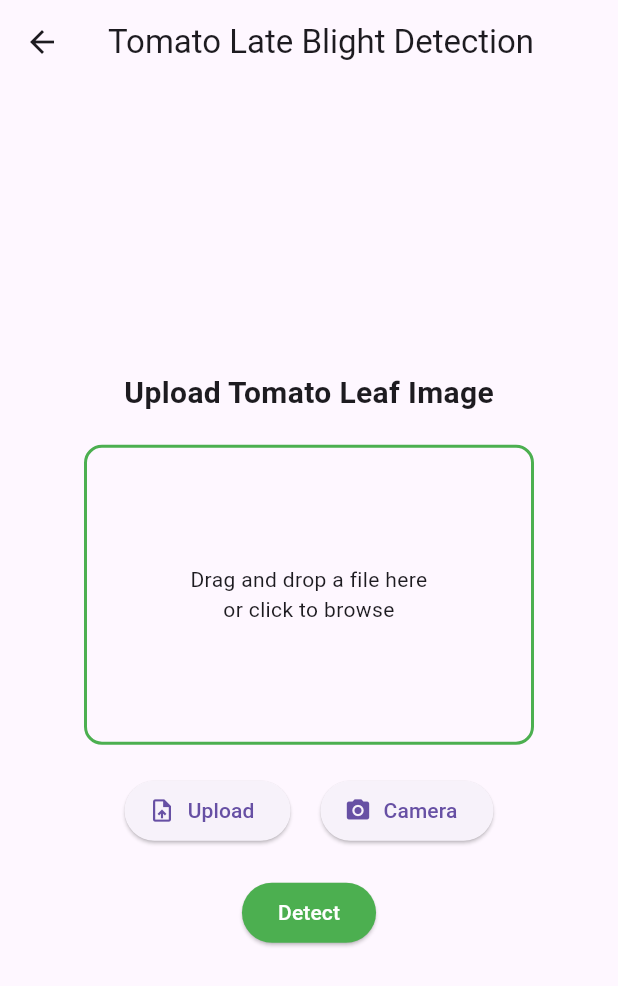
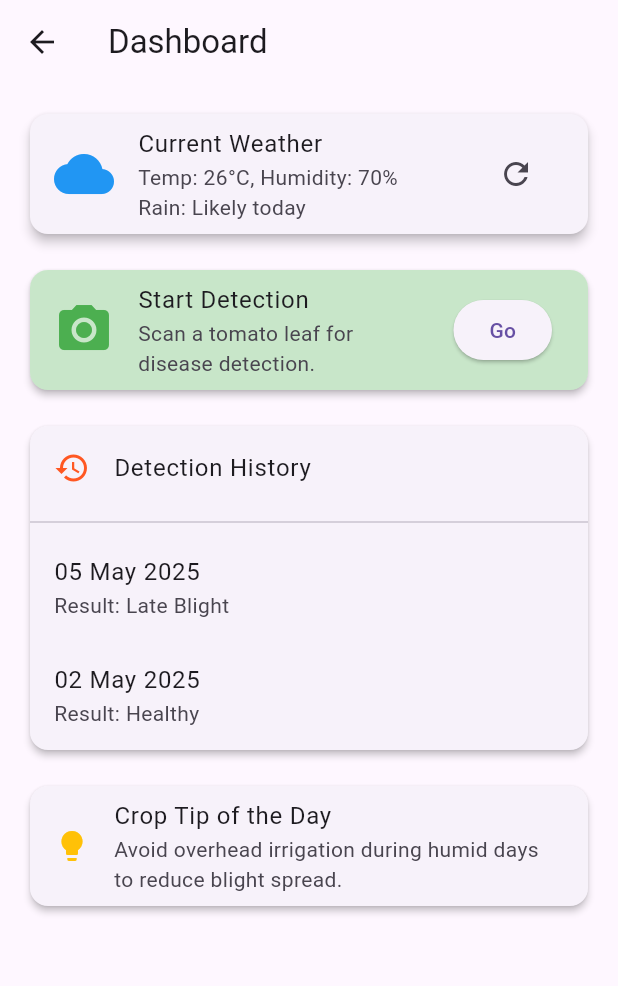
Before and after one commit to NumanKhan07/FYP, a Flutter app: the screen it shows after launch, after a tap on "Log in", on a phone screen of 412 x 824 dp. Shown: the top 986 px of the screen. Run offline on Flutter 3.47's test engine with Material 3 defaults, Android fonts, the phone set to English and light mode, and no system bars; our stand-ins replace image_picker.

```diff
--- /dev/null
+++ b/lib/screens/dashboard_screen.dart
@@ -0,0 +1,100 @@
+import 'package:flutter/material.dart';
+import 'detection_screen.dart';
+
+class DashboardScreen extends StatelessWidget {
+  const DashboardScreen({super.key});
+
+  @override
+  Widget build(BuildContext context) {
+    return Scaffold(
+      appBar: AppBar(title: const Text('Dashboard')),
+      body: SingleChildScrollView(
+        padding: const EdgeInsets.all(16),
+        child: Column(
+          children: [
+            _buildWeatherCard(),
+            const SizedBox(height: 16),
+            _buildDetectCard(context),
+            const SizedBox(height: 16),
+            _buildHistorySection(),
+            const SizedBox(height: 16),
+            _buildTipsSection(),
+          ],
+        ),
+      ),
+    );
+  }
+
+  Widget _buildWeatherCard() {
+    return Card(
+      elevation: 3,
+      child: ListTile(
+        leading: const Icon(Icons.cloud, size: 40, color: Colors.blue),
+        title: const Text('Current Weather'),
+        subtitle: const Text('Temp: 26°C, Humidity: 70%\nRain: Likely today'),
+        trailing: IconButton(
+          icon: const Icon(Icons.refresh),
+          onPressed: () {
+            // Future: add weather API
+          },
+        ),
+      ),
+    );
+  }
+
+  Widget _buildDetectCard(BuildContext context) {
+    return Card(
+      color: Colors.green.shade100,
+      elevation: 2,
+      child: ListTile(
+        leading: const Icon(Icons.camera_alt, size: 40, color: Colors.green),
+        title: const Text('Start Detection'),
+        subtitle: const Text('Scan a tomato leaf for disease detection.'),
+        trailing: ElevatedButton(
+          onPressed: () {
+            Navigator.push(
+              context,
+              MaterialPageRoute(builder: (_) => const DetectionScreen()),
+            );
+          },
+          child: const Text('Go'),
+        ),
+      ),
+    );
+  }
+
+  Widget _buildHistorySection() {
+    return Card(
+      elevation: 2,
+      child: Column(
+        crossAxisAlignment: CrossAxisAlignment.start,
+        children: const [
+          ListTile(
+            leading: Icon(Icons.history, color: Colors.deepOrange),
+            title: Text('Detection History'),
+          ),
+          Divider(),
+          ListTile(
+            title: Text('05 May 2025'),
+            subtitle: Text('Result: Late Blight'),
+          ),
+          ListTile(
+            title: Text('02 May 2025'),
+            subtitle: Text('Result: Healthy'),
+          ),
+        ],
+      ),
+    );
+  }
+
+  Widget _buildTipsSection() {
+    return Card(
+      elevation: 2,
+      child: ListTile(
+        leading: const Icon(Icons.lightbulb, color: Colors.amber),
+        title: const Text('Crop Tip of the Day'),
+        subtitle: const Text('Avoid overhead irrigation during humid days to reduce blight spread.'),
+      ),
+    );
+  }
+}
--- a/lib/screens/login_screen.dart
+++ b/lib/screens/login_screen.dart
@@ -1,5 +1,7 @@
 import 'package:flutter/material.dart';
 import 'detection_screen.dart';
+import 'dashboard_screen.dart';
+
 
 class LoginScreen extends StatelessWidget {
   const LoginScreen({super.key});
@@ -61,8 +63,10 @@ class LoginScreen extends StatelessWidget {
                       onPressed: () {
                         Navigator.push(
                           context,
-                          MaterialPageRoute(builder: (_) => const DetectionScreen()),
+                          MaterialPageRoute(builder: (_) => const DashboardScreen()),
                         );
+
+
                       },
                       child: const Text('Log in'),
                     ),
```
